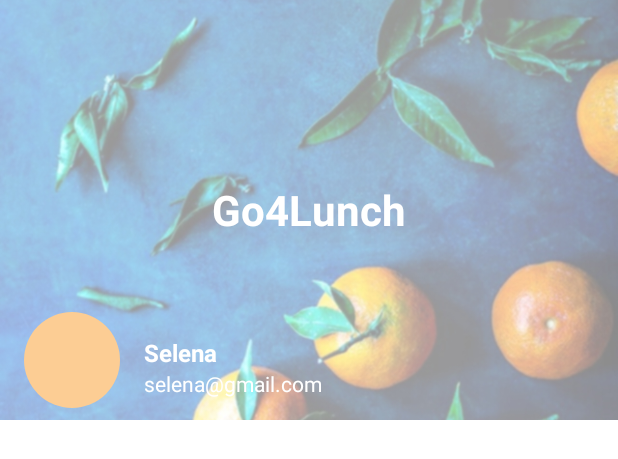
After one commit to Selenasean/Go4Lunch, an Android app: the layout header_navigation_drawer.xml on its own in the app's theme, with its tools: preview values and no code run, on a phone screen of 412 x 824 dp. The commit adds this screen. Shown: the top 459 px of the screen. Run offline under Robolectric (Android 15) with nearby library versions, the phone set to English and light mode, and no system bars.

Commit message:
feature drawer layout on main activity

```diff
--- a/app/build.gradle
+++ b/app/build.gradle
@@ -38,6 +38,7 @@ android {
 
 dependencies {
     implementation 'androidx.appcompat:appcompat:1.6.1'
+    implementation "androidx.drawerlayout:drawerlayout:1.2.0"
     implementation 'com.google.android.material:material:1.11.0'
     implementation 'androidx.constraintlayout:constraintlayout:2.1.4'
     implementation 'androidx.legacy:legacy-support-v4:1.0.0'
@@ -63,7 +64,7 @@ dependencies {
 
     //GOOGLE MAP
     implementation 'com.google.android.gms:play-services-maps:18.2.0'
-    implementation 'com.google.android.gms:play-services-location:21.0.1'
+    implementation 'com.google.android.gms:play-services-location:21.1.0'
 
     //GSON
     implementation 'com.google.code.gson:gson:2.10'
--- a/app/src/main/java/fr/selquicode/go4lunch/ui/detail/DetailActivity.java
+++ b/app/src/main/java/fr/selquicode/go4lunch/ui/detail/DetailActivity.java
@@ -65,6 +65,9 @@ public class DetailActivity extends AppCompatActivity {
 
         //btn to choose or not a restaurant
         binding.fabAddRestaurant.setOnClickListener( listener -> detailViewModel.onRestaurantChoice(restaurantName));
+
+        //btn to add restaurant to favor
+        binding.likeBtn.setOnClickListener(listener -> detailViewModel.onFavoriteChoice(restaurantName));
     }
 
     /**
--- a/app/src/main/java/fr/selquicode/go4lunch/ui/detail/DetailViewModel.java
+++ b/app/src/main/java/fr/selquicode/go4lunch/ui/detail/DetailViewModel.java
@@ -91,7 +91,7 @@ public class DetailViewModel extends ViewModel {
      * @param isUserLoggedChose = a boolean, true if user logged chose the restaurant displayed
      */
     private void combine(Place place, List<User> workmatesWhoChose, Boolean isUserLoggedChose) {
-        if (place == null) {
+        if (place == null || isUserLoggedChose == null) {
             return;
         }
         //calculate rating for 3stars
@@ -169,4 +169,8 @@ public class DetailViewModel extends ViewModel {
                 placeId,
                 restaurantName);
     }
+
+    public void onFavoriteChoice(String restaurantName) {
+
+    }
 }
--- a/app/src/main/java/fr/selquicode/go4lunch/ui/workmates/WorkmatesListViewAdapter.java
+++ b/app/src/main/java/fr/selquicode/go4lunch/ui/workmates/WorkmatesListViewAdapter.java
@@ -69,7 +69,7 @@ public class WorkmatesListViewAdapter extends ListAdapter<WorkmatesViewState, Wo
                 restaurantName.setTypeface(Typeface.defaultFromStyle(Typeface.BOLD));
                 restaurantName.setTextColor(ContextCompat.getColor(MainApplication.getApplication(), R.color.black));
                 String string = MainApplication.getApplication().getString(R.string.is_eating);
-                String concatString = string + item.getRestaurantName();
+                String concatString = string + " "+  item.getRestaurantName();
                 restaurantName.setText(concatString);
             }else{
                 restaurantName.setText(R.string.no_restaurant_chosen);
--- /dev/null
+++ b/app/src/main/res/drawable/ic_fork_spoon.xml
@@ -0,0 +1,5 @@
+<vector android:height="24dp" android:tint="#000000"
+    android:viewportHeight="24" android:viewportWidth="24"
+    android:width="24dp" xmlns:android="http://schemas.android.com/apk/res/android">
+    <path android:fillColor="@android:color/white" android:pathData="M8.1,13.34l2.83,-2.83L3.91,3.5c-1.56,1.56 -1.56,4.09 0,5.66l4.19,4.18zM14.88,11.53c1.53,0.71 3.68,0.21 5.27,-1.38 1.91,-1.91 2.28,-4.65 0.81,-6.12 -1.46,-1.46 -4.2,-1.1 -6.12,0.81 -1.59,1.59 -2.09,3.74 -1.38,5.27L3.7,19.87l1.41,1.41L12,14.41l6.88,6.88 1.41,-1.41L13.41,13l1.47,-1.47z"/>
+</vector>
--- /dev/null
+++ b/app/src/main/res/drawable/ic_logout.xml
@@ -0,0 +1,6 @@
+<vector android:autoMirrored="true" android:height="24dp"
+    android:tint="#000000" android:viewportHeight="24"
+    android:viewportWidth="24" android:width="24dp" xmlns:android="http://schemas.android.com/apk/res/android">
+    <path android:fillColor="@android:color/white" android:pathData="M5,5h6c0.55,0 1,-0.45 1,-1v0c0,-0.55 -0.45,-1 -1,-1H5C3.9,3 3,3.9 3,5v14c0,1.1 0.9,2 2,2h6c0.55,0 1,-0.45 1,-1v0c0,-0.55 -0.45,-1 -1,-1H5V5z"/>
+    <path android:fillColor="@android:color/white" android:pathData="M20.65,11.65l-2.79,-2.79C17.54,8.54 17,8.76 17,9.21V11h-7c-0.55,0 -1,0.45 -1,1v0c0,0.55 0.45,1 1,1h7v1.79c0,0.45 0.54,0.67 0.85,0.35l2.79,-2.79C20.84,12.16 20.84,11.84 20.65,11.65z"/>
+</vector>
--- /dev/null
+++ b/app/src/main/res/drawable/ic_menu.xml
@@ -0,0 +1,5 @@
+<vector android:height="24dp" android:tint="#FFFFFF"
+    android:viewportHeight="24" android:viewportWidth="24"
+    android:width="24dp" xmlns:android="http://schemas.android.com/apk/res/android">
+    <path android:fillColor="@android:color/white" android:pathData="M3,18h18v-2L3,16v2zM3,13h18v-2L3,11v2zM3,6v2h18L21,6L3,6z"/>
+</vector>
--- /dev/null
+++ b/app/src/main/res/drawable/ic_setting.xml
@@ -0,0 +1,5 @@
+<vector android:height="24dp" android:tint="#000000"
+    android:viewportHeight="24" android:viewportWidth="24"
+    android:width="24dp" xmlns:android="http://schemas.android.com/apk/res/android">
+    <path android:fillColor="@android:color/white" android:pathData="M19.14,12.94c0.04,-0.3 0.06,-0.61 0.06,-0.94c0,-0.32 -0.02,-0.64 -0.07,-0.94l2.03,-1.58c0.18,-0.14 0.23,-0.41 0.12,-0.61l-1.92,-3.32c-0.12,-0.22 -0.37,-0.29 -0.59,-0.22l-2.39,0.96c-0.5,-0.38 -1.03,-0.7 -1.62,-0.94L14.4,2.81c-0.04,-0.24 -0.24,-0.41 -0.48,-0.41h-3.84c-0.24,0 -0.43,0.17 -0.47,0.41L9.25,5.35C8.66,5.59 8.12,5.92 7.63,6.29L5.24,5.33c-0.22,-0.08 -0.47,0 -0.59,0.22L2.74,8.87C2.62,9.08 2.66,9.34 2.86,9.48l2.03,1.58C4.84,11.36 4.8,11.69 4.8,12s0.02,0.64 0.07,0.94l-2.03,1.58c-0.18,0.14 -0.23,0.41 -0.12,0.61l1.92,3.32c0.12,0.22 0.37,0.29 0.59,0.22l2.39,-0.96c0.5,0.38 1.03,0.7 1.62,0.94l0.36,2.54c0.05,0.24 0.24,0.41 0.48,0.41h3.84c0.24,0 0.44,-0.17 0.47,-0.41l0.36,-2.54c0.59,-0.24 1.13,-0.56 1.62,-0.94l2.39,0.96c0.22,0.08 0.47,0 0.59,-0.22l1.92,-3.32c0.12,-0.22 0.07,-0.47 -0.12,-0.61L19.14,12.94zM12,15.6c-1.98,0 -3.6,-1.62 -3.6,-3.6s1.62,-3.6 3.6,-3.6s3.6,1.62 3.6,3.6S13.98,15.6 12,15.6z"/>
+</vector>
--- /dev/null
+++ b/app/src/main/res/layout/header_navigation_drawer.xml
@@ -0,0 +1,81 @@
+<?xml version="1.0" encoding="utf-8"?>
+
+<FrameLayout xmlns:android="http://schemas.android.com/apk/res/android"
+    xmlns:app="http://schemas.android.com/apk/res-auto"
+    xmlns:tools="http://schemas.android.com/tools"
+    android:layout_width="match_parent"
+    android:layout_height="280dp"
+    android:layout_marginBottom="20dp"
+    android:fitsSystemWindows="true"
+    >
+
+    <ImageView
+        android:layout_width="wrap_content"
+        android:layout_height="wrap_content"
+        android:scaleType="centerCrop"
+        app:srcCompat="@drawable/vague_clementine"
+        android:contentDescription="@string/backgroundDescription" />
+
+
+        <!-- App name -->
+        <TextView
+            android:id="@+id/app_name"
+            android:layout_width="wrap_content"
+            android:layout_height="wrap_content"
+            android:layout_gravity="center"
+            android:text="@string/app_name"
+            android:textColor="?colorOnPrimary"
+            android:textSize="28sp"
+            android:textStyle="bold" />
+
+        <!-- User detail -->
+        <LinearLayout
+            android:id="@+id/linear_lyt_user_detail"
+            android:layout_width="wrap_content"
+            android:layout_height="wrap_content"
+            android:layout_gravity="bottom"
+            android:layout_marginBottom="8dp"
+            android:orientation="horizontal">
+
+            <!-- User profile picture -->
+            <ImageView
+                android:id="@+id/profile_picture"
+                android:layout_width="64dp"
+                android:layout_height="64dp"
+                android:layout_marginStart="16dp"
+                android:contentDescription="@string/photo_description"
+                android:scaleType="centerCrop"
+                android:src="@drawable/round_img" />
+
+            <!-- User name & email -->
+            <LinearLayout
+                android:layout_width="wrap_content"
+                android:layout_height="wrap_content"
+                android:layout_marginStart="16dp"
+                android:layout_marginTop="16dp"
+                android:orientation="vertical">
+
+                <TextView
+                    android:id="@+id/user_name"
+                    android:layout_width="wrap_content"
+                    android:layout_height="wrap_content"
+                    android:textColor="?colorOnPrimary"
+                    android:textSize="16sp"
+                    android:textStyle="bold"
+                    tools:text="Selena" />
+
+                <TextView
+                    android:id="@+id/user_email"
+                    android:layout_width="wrap_content"
+                    android:layout_height="wrap_content"
+                    android:ellipsize="end"
+                    android:singleLine="true"
+                    android:textColor="?colorOnPrimary"
+                    tools:text="selena@gmail.com" />
+
+            </LinearLayout>
+
+
+        </LinearLayout>
+
+</FrameLayout>
--- a/app/src/main/res/values/colors.xml
+++ b/app/src/main/res/values/colors.xml
@@ -9,6 +9,7 @@
     <color name="white">#FFFFFFFF</color>
     <color name="colorBgdBtn">#E3E6E8</color>
     <color name="red">#FF4335</color>
+    <color name="orange">#F37724</color>
     <color name="grey">#D9DCDD</color>
 
     <color name="variant">#D63225</color>
--- a/app/src/main/res/values/strings.xml
+++ b/app/src/main/res/values/strings.xml
@@ -31,4 +31,8 @@
     <string name="no_network">internet connexion failed</string>
     <string name="unknown_error">Unknown error </string>
     <string name="is_joining">is joining</string>
+    <string name="lunch">YOUR LUNCH</string>
+    <string name="settings">SETTINGS</string>
+    <string name="logout">LOGOUT</string>
+    <string name="hungry_string">I\'m Hungry !</string>
 </resources>
--- a/app/src/main/res/values/themes.xml
+++ b/app/src/main/res/values/themes.xml
@@ -1,6 +1,9 @@
 <resources xmlns:tools="http://schemas.android.com/tools">
     <!-- Base application theme. -->
     <style name="Theme.Go4Lunch" parent="Theme.MaterialComponents.DayNight.DarkActionBar">
+        <!-- No Action Bar -->
+        <item name="windowActionBar">false</item>
+        <item name="windowNoTitle">true</item>
         <!-- Primary brand color. -->
         <item name="colorPrimary">@color/red</item>
         <item name="colorPrimaryVariant">@color/variant</item>
```
Also changed, not shown: app/src/main/java/fr/selquicode/go4lunch/data/firebase/FirestoreRepository.java (+16 -15 lines), app/src/main/java/fr/selquicode/go4lunch/ui/MainActivity.java (+50 -0 lines), app/src/main/res/layout/activity_main.xml (+52 -8 lines), app/src/main/res/menu/navigation_drawer_menu.xml (added, +17 -0 lines), app/src/main/res/drawable/vague_clementine.jpg (added), 1 other file.
